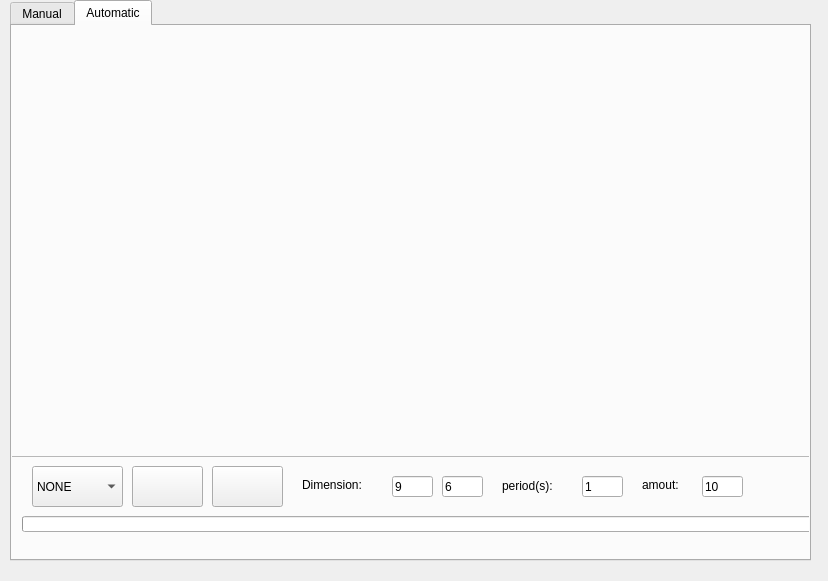
First picture: the form in src/modules/IntrinsicAcquisition/src/views/intrinsicAcquisition.ui, repository Jjat00/Deptherm-Inspection, before the edit.
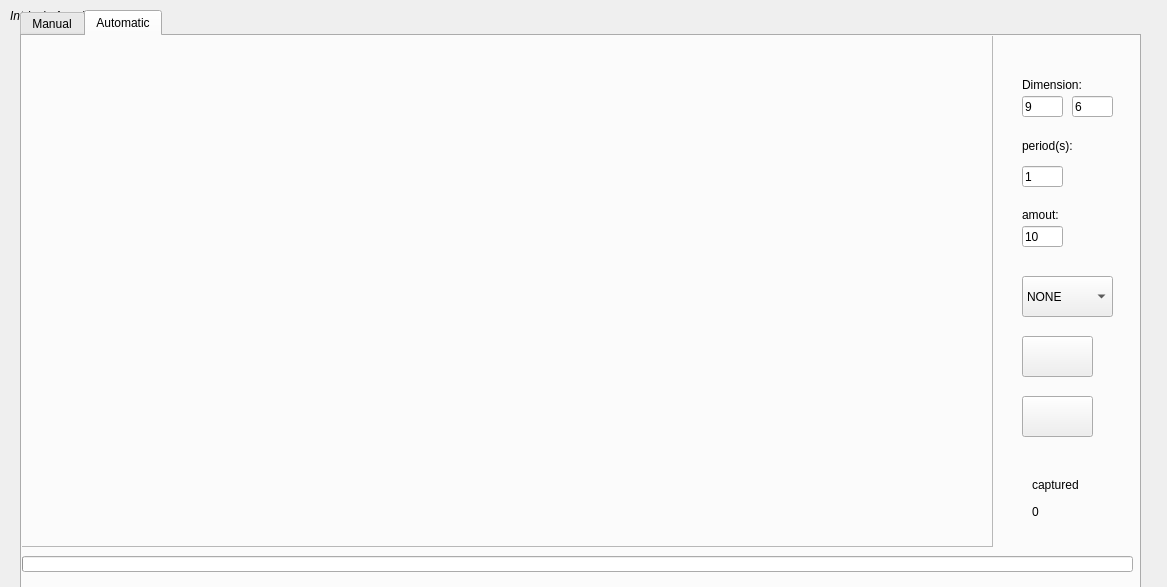
Second picture: the form after the edit. The open tabs and pages were chosen to show the change.

Diff of the .ui file:
```diff
--- a/src/modules/IntrinsicAcquisition/src/views/intrinsicAcquisition.ui
+++ b/src/modules/IntrinsicAcquisition/src/views/intrinsicAcquisition.ui
@@ -6,8 +6,8 @@
    <rect>
     <x>0</x>
     <y>0</y>
-    <width>828</width>
-    <height>581</height>
+    <width>1167</width>
+    <height>587</height>
    </rect>
   </property>
   <property name="windowTitle">
@@ -16,10 +16,10 @@
   <widget class="QTabWidget" name="tabIntrinsicAcq">
    <property name="geometry">
     <rect>
-     <x>10</x>
-     <y>0</y>
-     <width>801</width>
-     <height>561</height>
+     <x>20</x>
+     <y>10</y>
+     <width>1121</width>
+     <height>581</height>
     </rect>
    </property>
    <property name="currentIndex">
@@ -146,8 +146,8 @@
     <widget class="QLineEdit" name="NoImages">
      <property name="geometry">
       <rect>
-       <x>690</x>
-       <y>450</y>
+       <x>1000</x>
+       <y>190</y>
        <width>41</width>
        <height>21</height>
       </rect>
@@ -159,8 +159,8 @@
     <widget class="QLineEdit" name="cornerX">
      <property name="geometry">
       <rect>
-       <x>380</x>
-       <y>450</y>
+       <x>1000</x>
+       <y>60</y>
        <width>41</width>
        <height>21</height>
       </rect>
@@ -172,8 +172,8 @@
     <widget class="QLineEdit" name="cornerY">
      <property name="geometry">
       <rect>
-       <x>430</x>
-       <y>450</y>
+       <x>1050</x>
+       <y>60</y>
        <width>41</width>
        <height>21</height>
       </rect>
@@ -187,8 +187,8 @@
       <rect>
        <x>-10</x>
        <y>-10</y>
-       <width>811</width>
-       <height>441</height>
+       <width>981</width>
+       <height>521</height>
       </rect>
      </property>
      <property name="frameShape">
@@ -202,8 +202,8 @@
        <rect>
         <x>10</x>
         <y>10</y>
-        <width>801</width>
-        <height>431</height>
+        <width>971</width>
+        <height>511</height>
        </rect>
       </property>
       <layout class="QVBoxLayout" name="displayAuto"/>
@@ -212,8 +212,8 @@
     <widget class="QPushButton" name="startButton">
      <property name="geometry">
       <rect>
-       <x>120</x>
-       <y>440</y>
+       <x>1000</x>
+       <y>300</y>
        <width>71</width>
        <height>41</height>
       </rect>
@@ -225,8 +225,8 @@
     <widget class="QPushButton" name="stopButton">
      <property name="geometry">
       <rect>
-       <x>200</x>
-       <y>440</y>
+       <x>1000</x>
+       <y>360</y>
        <width>71</width>
        <height>41</height>
       </rect>
@@ -238,8 +238,8 @@
     <widget class="QComboBox" name="comboBoxAuto">
      <property name="geometry">
       <rect>
-       <x>20</x>
-       <y>440</y>
+       <x>1000</x>
+       <y>240</y>
        <width>91</width>
        <height>41</height>
       </rect>
@@ -268,8 +268,8 @@
     <widget class="QLabel" name="label">
      <property name="geometry">
       <rect>
-       <x>290</x>
-       <y>450</y>
+       <x>1000</x>
+       <y>40</y>
        <width>81</width>
        <height>17</height>
       </rect>
@@ -281,8 +281,8 @@
     <widget class="QLabel" name="label_2">
      <property name="geometry">
       <rect>
-       <x>630</x>
-       <y>450</y>
+       <x>1000</x>
+       <y>170</y>
        <width>51</width>
        <height>17</height>
       </rect>
@@ -294,9 +294,9 @@
     <widget class="QProgressBar" name="progressBarAcq">
      <property name="geometry">
       <rect>
-       <x>10</x>
-       <y>490</y>
-       <width>791</width>
+       <x>0</x>
+       <y>520</y>
+       <width>1111</width>
        <height>16</height>
       </rect>
      </property>
@@ -310,21 +310,21 @@
     <widget class="QLabel" name="labelNoImage">
      <property name="geometry">
       <rect>
-       <x>750</x>
-       <y>450</y>
-       <width>41</width>
-       <height>21</height>
+       <x>1010</x>
+       <y>460</y>
+       <width>61</width>
+       <height>31</height>
       </rect>
      </property>
      <property name="text">
-      <string/>
+      <string>0</string>
      </property>
     </widget>
     <widget class="QLabel" name="label_3">
      <property name="geometry">
       <rect>
-       <x>490</x>
-       <y>450</y>
+       <x>1000</x>
+       <y>100</y>
        <width>71</width>
        <height>20</height>
       </rect>
@@ -336,8 +336,8 @@
     <widget class="QLineEdit" name="periodAcq">
      <property name="geometry">
       <rect>
-       <x>570</x>
-       <y>450</y>
+       <x>1000</x>
+       <y>130</y>
        <width>41</width>
        <height>21</height>
       </rect>
@@ -346,6 +346,19 @@
       <string>1</string>
      </property>
     </widget>
+    <widget class="QLabel" name="label_4">
+     <property name="geometry">
+      <rect>
+       <x>1010</x>
+       <y>440</y>
+       <width>67</width>
+       <height>17</height>
+      </rect>
+     </property>
+     <property name="text">
+      <string>captured</string>
+     </property>
+    </widget>
    </widget>
   </widget>
   <widget class="QLabel" name="labelHeader">
```
Left out of the diff: 56 changed lines with no effect on the pictures.
